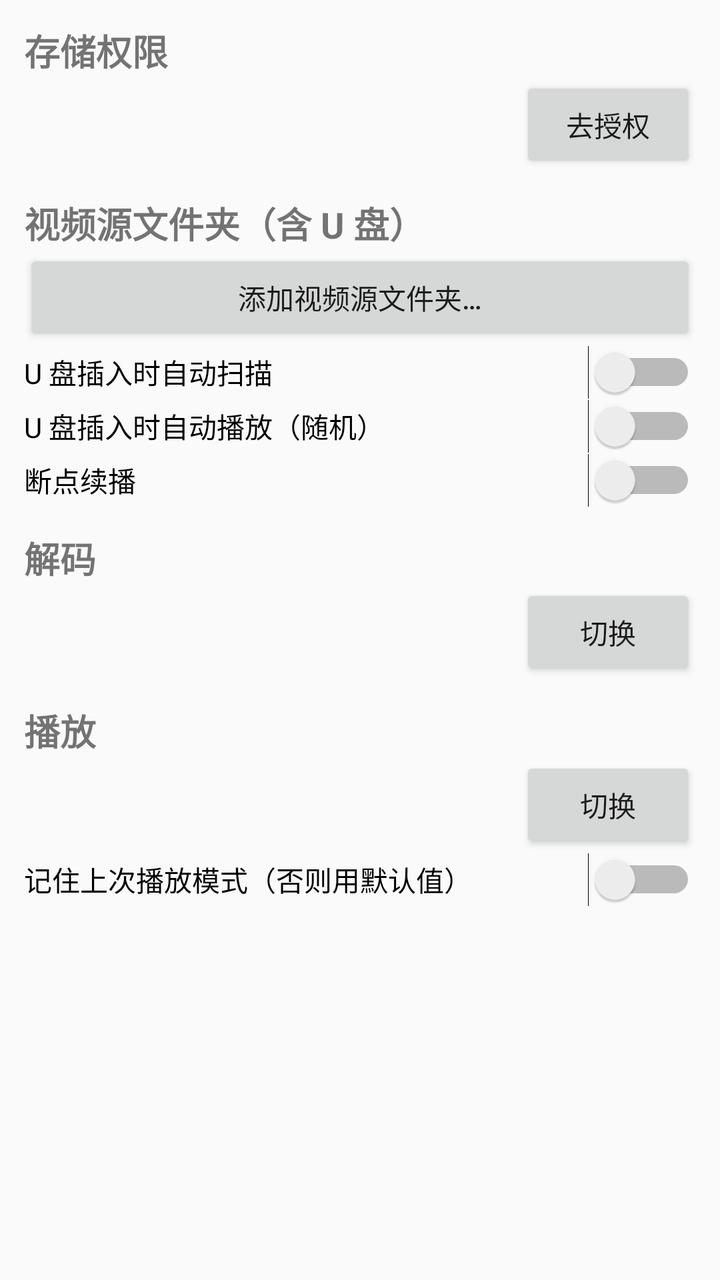
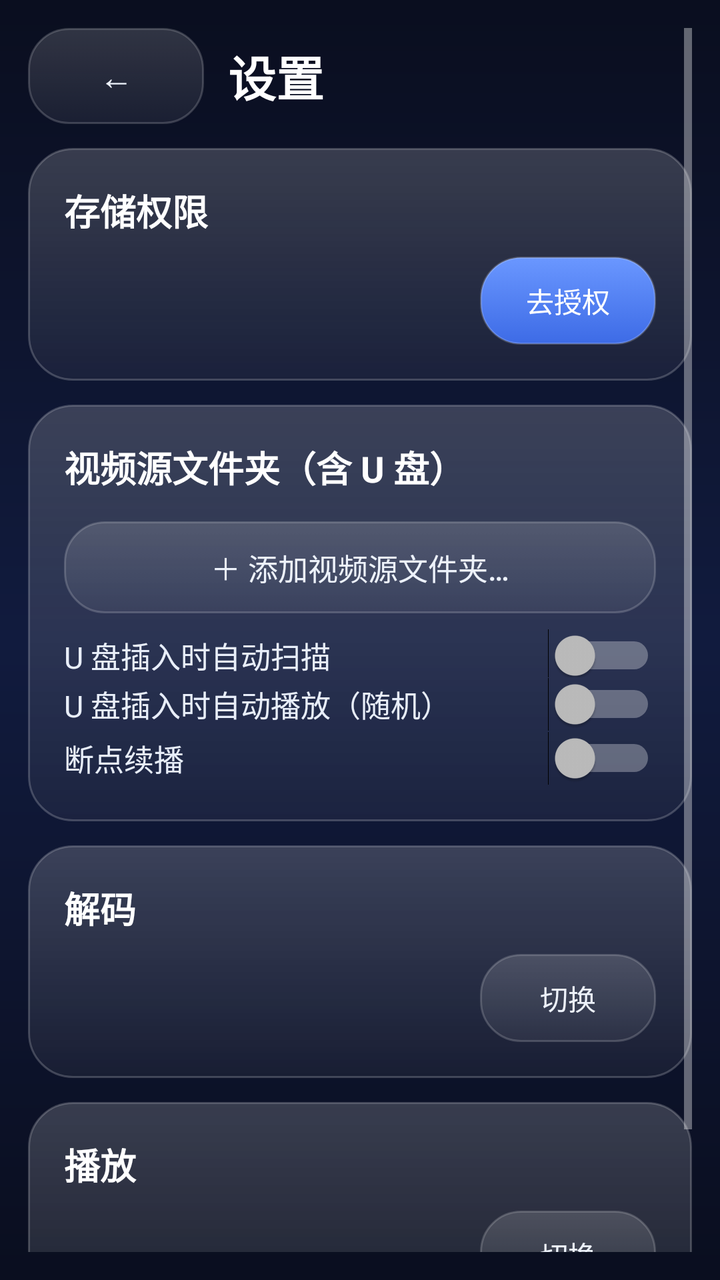

Screens rendered from an Android XML layout before and after an edit, with the pre-edit source and the edit as a unified diff.
<!-- AndroidManifest.xml: application theme Theme.MyApplication -->
<!-- res/layout/activity_settings.xml -->
<?xml version="1.0" encoding="utf-8"?>
<ScrollView xmlns:android="http://schemas.android.com/apk/res/android"
    android:layout_width="match_parent"
    android:layout_height="match_parent">

    <LinearLayout
        android:layout_width="match_parent"
        android:layout_height="wrap_content"
        android:orientation="vertical"
        android:padding="12dp">

        
        <TextView
            android:layout_width="match_parent"
            android:layout_height="wrap_content"
            android:text="存储权限"
            android:textSize="18sp"
            android:textStyle="bold" />

        <LinearLayout
            android:layout_width="match_parent"
            android:layout_height="wrap_content"
            android:gravity="center_vertical"
            android:orientation="horizontal">

            <TextView
                android:id="@+id/text_permission"
                android:layout_width="0dp"
                android:layout_height="wrap_content"
                android:layout_weight="1"
                android:textSize="14sp" />

            <Button
                android:id="@+id/btn_permission"
                android:layout_width="wrap_content"
                android:layout_height="wrap_content"
                android:text="去授权" />
        </LinearLayout>

        
        <TextView
            android:layout_width="match_parent"
            android:layout_height="wrap_content"
            android:layout_marginTop="12dp"
            android:text="视频源文件夹（含 U 盘）"
            android:textSize="18sp"
            android:textStyle="bold" />

        <LinearLayout
            android:id="@+id/source_container"
            android:layout_width="match_parent"
            android:layout_height="wrap_content"
            android:orientation="vertical" />

        <Button
            android:id="@+id/btn_add_source"
            android:layout_width="match_parent"
            android:layout_height="wrap_content"
            android:text="添加视频源文件夹…" />

        <Switch
            android:id="@+id/switch_scan_on_mount"
            android:layout_width="match_parent"
            android:layout_height="wrap_content"
            android:text="U 盘插入时自动扫描" />

        <Switch
            android:id="@+id/switch_auto_play"
            android:layout_width="match_parent"
            android:layout_height="wrap_content"
            android:text="U 盘插入时自动播放（随机）" />

        <Switch
            android:id="@+id/switch_resume"
            android:layout_width="match_parent"
            android:layout_height="wrap_content"
            android:text="断点续播" />

        
        <TextView
            android:layout_width="match_parent"
            android:layout_height="wrap_content"
            android:layout_marginTop="12dp"
            android:text="解码"
            android:textSize="18sp"
            android:textStyle="bold" />

        <LinearLayout
            android:layout_width="match_parent"
            android:layout_height="wrap_content"
            android:gravity="center_vertical"
            android:orientation="horizontal">

            <TextView
                android:id="@+id/text_decode_mode"
                android:layout_width="0dp"
                android:layout_height="wrap_content"
                android:layout_weight="1"
                android:textSize="14sp" />

            <Button
                android:id="@+id/btn_decode_mode"
                android:layout_width="wrap_content"
                android:layout_height="wrap_content"
                android:text="切换" />
        </LinearLayout>

        
        <TextView
            android:layout_width="match_parent"
            android:layout_height="wrap_content"
            android:layout_marginTop="12dp"
            android:text="播放"
            android:textSize="18sp"
            android:textStyle="bold" />

        <LinearLayout
            android:layout_width="match_parent"
            android:layout_height="wrap_content"
            android:gravity="center_vertical"
            android:orientation="horizontal">

            <TextView
                android:id="@+id/text_default_mode"
                android:layout_width="0dp"
                android:layout_height="wrap_content"
                android:layout_weight="1"
                android:textSize="14sp" />

            <Button
                android:id="@+id/btn_default_mode"
                android:layout_width="wrap_content"
                android:layout_height="wrap_content"
                android:text="切换" />
        </LinearLayout>

        <Switch
            android:id="@+id/switch_remember_mode"
            android:layout_width="match_parent"
            android:layout_height="wrap_content"
            android:text="记住上次播放模式（否则用默认值）" />
    </LinearLayout>
</ScrollView>
<!-- resources referenced by this layout -->
<resources>
  <style name="Theme.MyApplication" parent="android:Theme.Material.Light.DarkActionBar" />
</resources>

<!-- the commit's change to res/layout/activity_settings.xml (unified diff, before → after) -->
@@ -1,143 +1,249 @@
 <?xml version="1.0" encoding="utf-8"?>
 <ScrollView xmlns:android="http://schemas.android.com/apk/res/android"
     android:layout_width="match_parent"
-    android:layout_height="match_parent">
+    android:layout_height="match_parent"
+    android:padding="14dp">
 
     <LinearLayout
         android:layout_width="match_parent"
         android:layout_height="wrap_content"
-        android:orientation="vertical"
-        android:padding="12dp">
-
-        
-        <TextView
-            android:layout_width="match_parent"
-            android:layout_height="wrap_content"
-            android:text="存储权限"
-            android:textSize="18sp"
-            android:textStyle="bold" />
-
+        android:orientation="vertical">
+
+        
         <LinearLayout
             android:layout_width="match_parent"
             android:layout_height="wrap_content"
             android:gravity="center_vertical"
-            android:orientation="horizontal">
-
-            <TextView
-                android:id="@+id/text_permission"
-                android:layout_width="0dp"
-                android:layout_height="wrap_content"
-                android:layout_weight="1"
-                android:textSize="14sp" />
+            android:orientation="horizontal"
+            android:paddingBottom="12dp">
 
             <Button
-                android:id="@+id/btn_permission"
+                android:id="@+id/btn_back"
                 android:layout_width="wrap_content"
-                android:layout_height="wrap_content"
-                android:text="去授权" />
-        </LinearLayout>
-
-        
-        <TextView
-            android:layout_width="match_parent"
-            android:layout_height="wrap_content"
-            android:layout_marginTop="12dp"
-            android:text="视频源文件夹（含 U 盘）"
-            android:textSize="18sp"
-            android:textStyle="bold" />
-
-        <LinearLayout
-            android:id="@+id/source_container"
-            android:layout_width="match_parent"
-            android:layout_height="wrap_content"
-            android:orientation="vertical" />
-
-        <Button
-            android:id="@+id/btn_add_source"
-            android:layout_width="match_parent"
-            android:layout_height="wrap_content"
-            android:text="添加视频源文件夹…" />
-
-        <Switch
-            android:id="@+id/switch_scan_on_mount"
-            android:layout_width="match_parent"
-            android:layout_height="wrap_content"
-            android:text="U 盘插入时自动扫描" />
-
-        <Switch
-            android:id="@+id/switch_auto_play"
-            android:layout_width="match_parent"
-            android:layout_height="wrap_content"
-            android:text="U 盘插入时自动播放（随机）" />
-
-        <Switch
-            android:id="@+id/switch_resume"
-            android:layout_width="match_parent"
-            android:layout_height="wrap_content"
-            android:text="断点续播" />
-
-        
-        <TextView
-            android:layout_width="match_parent"
-            android:layout_height="wrap_content"
-            android:layout_marginTop="12dp"
-            android:text="解码"
-            android:textSize="18sp"
-            android:textStyle="bold" />
-
-        <LinearLayout
-            android:layout_width="match_parent"
-            android:layout_height="wrap_content"
-            android:gravity="center_vertical"
-            android:orientation="horizontal">
-
-            <TextView
-                android:id="@+id/text_decode_mode"
-                android:layout_width="0dp"
-                android:layout_height="wrap_content"
-                android:layout_weight="1"
-                android:textSize="14sp" />
+                android:layout_height="48dp"
+                android:layout_marginEnd="12dp"
+                android:background="@drawable/glass_button"
+                android:paddingStart="22dp"
+                android:paddingEnd="22dp"
+                android:text="←"
+                android:textColor="#EDF2FB"
+                android:textSize="17sp" />
+
+            <TextView
+                android:layout_width="wrap_content"
+                android:layout_height="wrap_content"
+                android:text="设置"
+                android:textColor="#FFFFFF"
+                android:textSize="24sp"
+                android:textStyle="bold" />
+        </LinearLayout>
+
+        
+        <LinearLayout
+            android:id="@+id/card_permission"
+            android:layout_width="match_parent"
+            android:layout_height="wrap_content"
+            android:layout_marginBottom="12dp"
+            android:background="@drawable/glass_panel"
+            android:orientation="vertical"
+            android:padding="18dp">
+
+            <TextView
+                android:layout_width="match_parent"
+                android:layout_height="wrap_content"
+                android:text="存储权限"
+                android:textColor="#FFFFFF"
+                android:textSize="18sp"
+                android:textStyle="bold" />
+
+            <LinearLayout
+                android:layout_width="match_parent"
+                android:layout_height="wrap_content"
+                android:gravity="center_vertical"
+                android:orientation="horizontal"
+                android:paddingTop="10dp">
+
+                <TextView
+                    android:id="@+id/text_permission"
+                    android:layout_width="0dp"
+                    android:layout_height="wrap_content"
+                    android:layout_weight="1"
+                    android:textColor="#C9D2E3"
+                    android:textSize="14sp" />
+
+                <Button
+                    android:id="@+id/btn_permission"
+                    android:layout_width="wrap_content"
+                    android:layout_height="44dp"
+                    android:background="@drawable/glass_button_accent"
+                    android:paddingStart="20dp"
+                    android:paddingEnd="20dp"
+                    android:text="去授权"
+                    android:textColor="#FFFFFF"
+                    android:textSize="14sp" />
+            </LinearLayout>
+        </LinearLayout>
+
+        
+        <LinearLayout
+            android:id="@+id/card_sources"
+            android:layout_width="match_parent"
+            android:layout_height="wrap_content"
+            android:layout_marginBottom="12dp"
+            android:background="@drawable/glass_panel"
+            android:orientation="vertical"
+            android:padding="18dp">
+
+            <TextView
+                android:layout_width="match_parent"
+                android:layout_height="wrap_content"
+                android:text="视频源文件夹（含 U 盘）"
+                android:textColor="#FFFFFF"
+                android:textSize="18sp"
+                android:textStyle="bold" />
+
+            <LinearLayout
+                android:id="@+id/source_container"
+                android:layout_width="match_parent"
+                android:layout_height="wrap_content"
+                android:orientation="vertical"
+                android:paddingTop="8dp" />
 
             <Button
-                android:id="@+id/btn_decode_mode"
-                android:layout_width="wrap_content"
-                android:layout_height="wrap_content"
-                android:text="切换" />
-        </LinearLayout>
-
-        
-        <TextView
-            android:layout_width="match_parent"
-            android:layout_height="wrap_content"
-            android:layout_marginTop="12dp"
-            android:text="播放"
-            android:textSize="18sp"
-            android:textStyle="bold" />
-
-        <LinearLayout
-            android:layout_width="match_parent"
-            android:layout_height="wrap_content"
-            android:gravity="center_vertical"
-            android:orientation="horizontal">
-
-            <TextView
-                android:id="@+id/text_default_mode"
-                android:layout_width="0dp"
-                android:layout_height="wrap_content"
-                android:layout_weight="1"
-                android:textSize="14sp" />
-
-            <Button
-                android:id="@+id/btn_default_mode"
-                android:layout_width="wrap_content"
-                android:layout_height="wrap_content"
-                android:text="切换" />
-        </LinearLayout>
-
-        <Switch
-            android:id="@+id/switch_remember_mode"
-            android:layout_width="match_parent"
-            android:layout_height="wrap_content"
-            android:text="记住上次播放模式（否则用默认值）" />
+                android:id="@+id/btn_add_source"
+                android:layout_width="match_parent"
+                android:layout_height="46dp"
+                android:layout_marginTop="6dp"
+                android:background="@drawable/glass_button"
+                android:text="＋ 添加视频源文件夹…"
+                android:textColor="#EDF2FB"
+                android:textSize="15sp" />
+
+            <Switch
+                android:id="@+id/switch_scan_on_mount"
+                android:layout_width="match_parent"
+                android:layout_height="wrap_content"
+                android:paddingTop="10dp"
+                android:text="U 盘插入时自动扫描"
+                android:textColor="#E8EEF9"
+                android:textSize="15sp" />
+
+            <Switch
+                android:id="@+id/switch_auto_play"
+                android:layout_width="match_parent"
+                android:layout_height="wrap_content"
+                android:text="U 盘插入时自动播放（随机）"
+                android:textColor="#E8EEF9"
+                android:textSize="15sp" />
+
+            <Switch
+                android:id="@+id/switch_resume"
+                android:layout_width="match_parent"
+                android:layout_height="wrap_content"
+                android:text="断点续播"
+                android:textColor="#E8EEF9"
+                android:textSize="15sp" />
+        </LinearLayout>
+
+        
+        <LinearLayout
+            android:id="@+id/card_decode"
+            android:layout_width="match_parent"
+            android:layout_height="wrap_content"
+            android:layout_marginBottom="12dp"
+            android:background="@drawable/glass_panel"
+            android:orientation="vertical"
+            android:padding="18dp">
+
+            <TextView
+                android:layout_width="match_parent"
+                android:layout_height="wrap_content"
+                android:text="解码"
+                android:textColor="#FFFFFF"
+                android:textSize="18sp"
+                android:textStyle="bold" />
+
+            <LinearLayout
+                android:layout_width="match_parent"
+                android:layout_height="wrap_content"
+                android:gravity="center_vertical"
+                android:orientation="horizontal"
+                android:paddingTop="10dp">
+
+                <TextView
+                    android:id="@+id/text_decode_mode"
+                    android:layout_width="0dp"
+                    android:layout_height="wrap_content"
+                    android:layout_weight="1"
+                    android:textColor="#C9D2E3"
+                    android:textSize="14sp" />
+
+                <Button
+                    android:id="@+id/btn_decode_mode"
+                    android:layout_width="wrap_content"
+                    android:layout_height="44dp"
+                    android:background="@drawable/glass_button"
+                    android:paddingStart="20dp"
+                    android:paddingEnd="20dp"
+                    android:text="切换"
+                    android:textColor="#EDF2FB"
+                    android:textSize="14sp" />
+            </LinearLayout>
+        </LinearLayout>
+
+        
+        <LinearLayout
+            android:id="@+id/card_play"
+            android:layout_width="match_parent"
+            android:layout_height="wrap_content"
+            android:layout_marginBottom="12dp"
+            android:background="@drawable/glass_panel"
+            android:orientation="vertical"
+            android:padding="18dp">
+
+            <TextView
+                android:layout_width="match_parent"
+                android:layout_height="wrap_content"
+                android:text="播放"
+                android:textColor="#FFFFFF"
+                android:textSize="18sp"
+                android:textStyle="bold" />
+
+            <LinearLayout
+                android:layout_width="match_parent"
+                android:layout_height="wrap_content"
+                android:gravity="center_vertical"
+                android:orientation="horizontal"
+                android:paddingTop="10dp">
+
+                <TextView
+                    android:id="@+id/text_default_mode"
+                    android:layout_width="0dp"
+                    android:layout_height="wrap_content"
+                    android:layout_weight="1"
+                    android:textColor="#C9D2E3"
+                    android:textSize="14sp" />
+
+                <Button
+                    android:id="@+id/btn_default_mode"
+                    android:layout_width="wrap_content"
+                    android:layout_height="44dp"
+                    android:background="@drawable/glass_button"
+                    android:paddingStart="20dp"
+                    android:paddingEnd="20dp"
+                    android:text="切换"
+                    android:textColor="#EDF2FB"
+                    android:textSize="14sp" />
+            </LinearLayout>
+
+            <Switch
+                android:id="@+id/switch_remember_mode"
+                android:layout_width="match_parent"
+                android:layout_height="wrap_content"
+                android:paddingTop="10dp"
+                android:text="记住上次播放模式（否则用默认值）"
+                android:textColor="#E8EEF9"
+                android:textSize="15sp" />
+        </LinearLayout>
     </LinearLayout>
 </ScrollView>
<!-- resource entries referenced after the edit -->
@@ -1,5 +1,88 @@
 <!-- resources referenced by this layout -->
 <resources>
-  <style name="Theme.MyApplication" parent="android:Theme.Material.Light.DarkActionBar" />
+  <!-- drawable glass_button (drawable) -->
+  <?xml version="1.0" encoding="utf-8"?>
+  <selector xmlns:android="http://schemas.android.com/apk/res/android">
+      <item android:state_pressed="true">
+          <shape android:shape="rectangle">
+              <gradient
+                  android:angle="270"
+                  android:startColor="#45FFFFFF"
+                  android:endColor="#22FFFFFF" />
+              <stroke
+                  android:width="1dp"
+                  android:color="#4DFFFFFF" />
+              <corners android:radius="20dp" />
+          </shape>
+      </item>
+      <item>
+          <shape android:shape="rectangle">
+              <gradient
+                  android:angle="270"
+                  android:startColor="#28FFFFFF"
+                  android:endColor="#10FFFFFF" />
+              <stroke
+                  android:width="1dp"
+                  android:color="#2EFFFFFF" />
+              <corners android:radius="20dp" />
+          </shape>
+      </item>
+  </selector>
+  <!-- drawable glass_button_accent (drawable) -->
+  <?xml version="1.0" encoding="utf-8"?>
+  <selector xmlns:android="http://schemas.android.com/apk/res/android">
+      <item android:state_pressed="true">
+          <shape android:shape="rectangle">
+              <gradient
+                  android:angle="270"
+                  android:startColor="#7DA8FF"
+                  android:endColor="#4A76EC" />
+              <stroke
+                  android:width="1dp"
+                  android:color="#59FFFFFF" />
+              <corners android:radius="20dp" />
+          </shape>
+      </item>
+      <item>
+          <shape android:shape="rectangle">
+              <gradient
+                  android:angle="270"
+                  android:startColor="#6A97FF"
+                  android:endColor="#3D6BE6" />
+              <stroke
+                  android:width="1dp"
+                  android:color="#33FFFFFF" />
+              <corners android:radius="20dp" />
+          </shape>
+      </item>
+  </selector>
+  <!-- drawable glass_panel (drawable) -->
+  <?xml version="1.0" encoding="utf-8"?>
+  <shape xmlns:android="http://schemas.android.com/apk/res/android"
+      android:shape="rectangle">
+      <gradient
+          android:angle="270"
+          android:startColor="#2EFFFFFF"
+          android:endColor="#0CFFFFFF" />
+      <stroke
+          android:width="1dp"
+          android:color="#33FFFFFF" />
+      <corners android:radius="22dp" />
+  </shape>
+  <style name="Theme.MyApplication" parent="android:Theme.Material.NoActionBar">
+          <item name="android:windowBackground">@drawable/bg_window</item>
+          <item name="android:statusBarColor">#66000000</item>
+          <item name="android:navigationBarColor">#66000000</item>
+      </style>
+  <!-- drawable bg_window (drawable) -->
+  <?xml version="1.0" encoding="utf-8"?>
+  <shape xmlns:android="http://schemas.android.com/apk/res/android"
+      android:shape="rectangle">
+      <gradient
+          android:angle="270"
+          android:startColor="#0A0E1F"
+          android:centerColor="#111B3E"
+          android:endColor="#0A0E1F" />
+  </shape>
 </resources>
 
